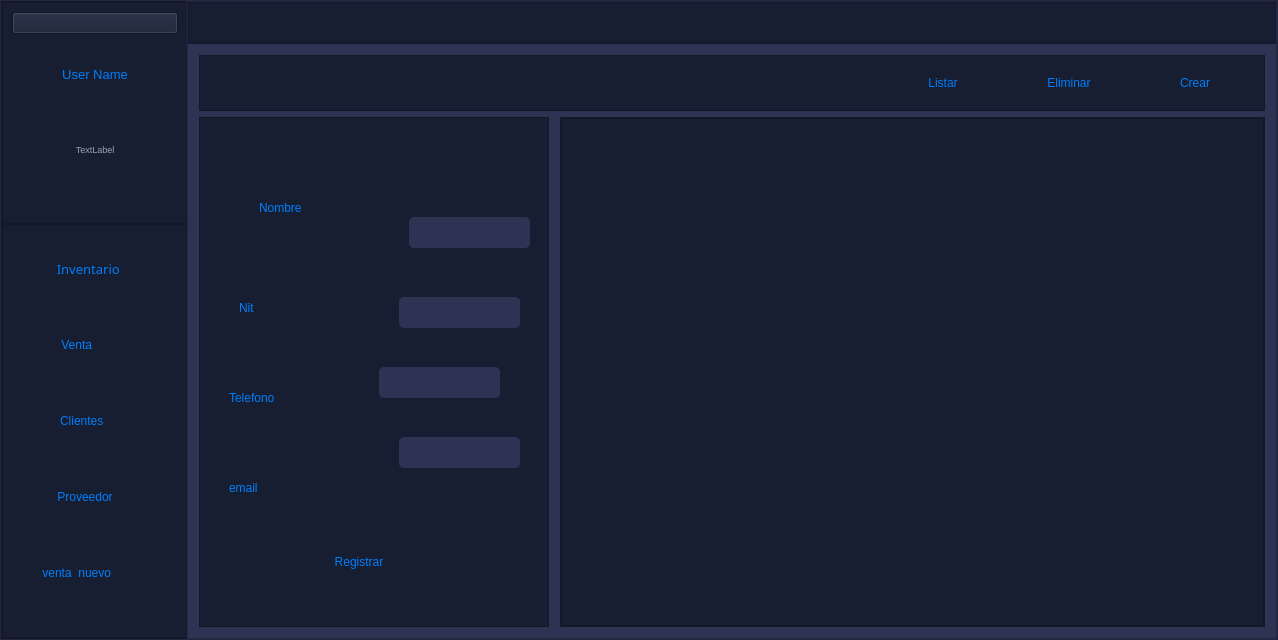
This is View/nuevo_menu.ui in DanielSajvin/Proyecto_basedatos as Qt 5 draws it before an edit. The edited form follows.
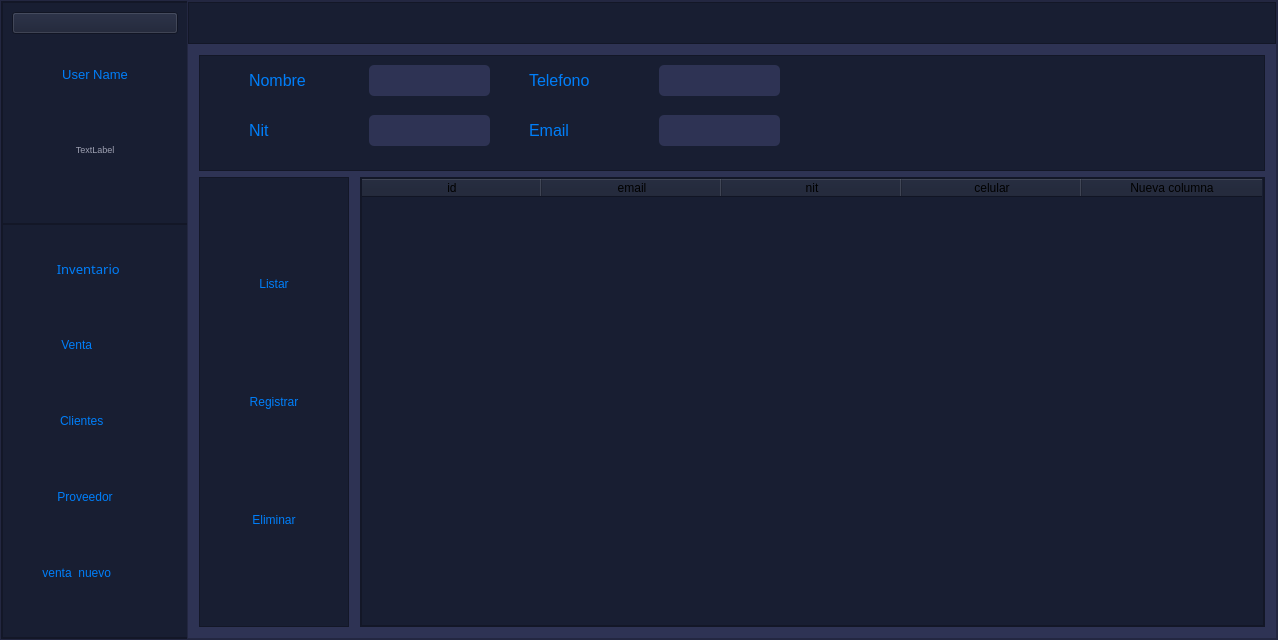
This is the edited form. The open tabs and pages were chosen to show the change. Icons and pictures are not drawn.

Commit message: nueva interfaz

The edit to the form file:
```diff
--- a/View/nuevo_menu.ui
+++ b/View/nuevo_menu.ui
@@ -1066,7 +1066,7 @@
                <widget class="QFrame" name="frame_16">
                 <property name="minimumSize">
                  <size>
-                  <width>350</width>
+                  <width>150</width>
                   <height>0</height>
                  </size>
                 </property>
@@ -1106,15 +1106,214 @@
                 <property name="frameShadow">
                  <enum>QFrame::Raised</enum>
                 </property>
+                <layout class="QVBoxLayout" name="verticalLayout_15">
+                 <item>
+                  <widget class="QPushButton" name="btn_listar_4">
+                   <property name="minimumSize">
+                    <size>
+                     <width>120</width>
+                     <height>30</height>
+                    </size>
+                   </property>
+                   <property name="text">
+                    <string>Listar</string>
+                   </property>
+                  </widget>
+                 </item>
+                 <item>
+                  <widget class="QPushButton" name="registrar_cliente">
+                   <property name="minimumSize">
+                    <size>
+                     <width>120</width>
+                     <height>30</height>
+                    </size>
+                   </property>
+                   <property name="text">
+                    <string>Registrar</string>
+                   </property>
+                  </widget>
+                 </item>
+                 <item>
+                  <widget class="QPushButton" name="btn_eliminar_cliente">
+                   <property name="minimumSize">
+                    <size>
+                     <width>120</width>
+                     <height>30</height>
+                    </size>
+                   </property>
+                   <property name="text">
+                    <string>Eliminar</string>
+                   </property>
+                  </widget>
+                 </item>
+                </layout>
+               </widget>
+              </item>
+              <item row="1" column="1" rowspan="2">
+               <widget class="QFrame" name="frame_12">
+                <property name="minimumSize">
+                 <size>
+                  <width>0</width>
+                  <height>450</height>
+                 </size>
+                </property>
+                <property name="frameShape">
+                 <enum>QFrame::StyledPanel</enum>
+                </property>
+                <property name="frameShadow">
+                 <enum>QFrame::Raised</enum>
+                </property>
+                <layout class="QVBoxLayout" name="verticalLayout_14">
+                 <property name="spacing">
+                  <number>0</number>
+                 </property>
+                 <property name="leftMargin">
+                  <number>0</number>
+                 </property>
+                 <property name="topMargin">
+                  <number>0</number>
+                 </property>
+                 <property name="rightMargin">
+                  <number>0</number>
+                 </property>
+                 <property name="bottomMargin">
+                  <number>0</number>
+                 </property>
+                 <item>
+                  <widget class="QTableWidget" name="tabla_cliente">
+                   <property name="styleSheet">
+                    <string notr="true">QHeaderView
+{
+Fondo: transparente; 
+background-color: rgb(24, 30, 50);
+border-top-left-radius:20p;
+color: rgb(0,126,249);
+font: 77 10pt &quot;Gadugi&quot;;
+}
+
+QHeaderView:hover
+{
+background-color: rgb(46, 51, 84);
+border-top-left-radius:20p;
+}
+QHeaderView:section
+{
+background-color: rgb(46, 51, 84);
+border-top-left-radius:20p;
+padding: 2px;
+font-size:11 pt;
+
+}
+QTableWidget{
+background-color: rgb(24, 30, 50);
+gridline-color: rgb(24, 30, 50);
+font-size: 11pt;
+border-top-left-radius:20p;
+color: rgb(0,126,249);
+font: 77 10pt &quot;Gadugi&quot;;
+}
+QTableWidgetQTableCornerButton::section{
+background-color: rgb(46, 51, 84);
+border: 1px solid rgb(0,126,249);
+}
+background-color: rgb(46, 51, 84);</string>
+                   </property>
+                   <attribute name="horizontalHeaderDefaultSectionSize">
+                    <number>180</number>
+                   </attribute>
+                   <column>
+                    <property name="text">
+                     <string>id</string>
+                    </property>
+                   </column>
+                   <column>
+                    <property name="text">
+                     <string>email</string>
+                    </property>
+                   </column>
+                   <column>
+                    <property name="text">
+                     <string>nit</string>
+                    </property>
+                   </column>
+                   <column>
+                    <property name="text">
+                     <string>celular</string>
+                    </property>
+                   </column>
+                   <column>
+                    <property name="text">
+                     <string>Nueva columna</string>
+                    </property>
+                   </column>
+                  </widget>
+                 </item>
+                </layout>
+               </widget>
+              </item>
+              <item row="0" column="0" colspan="2">
+               <widget class="QFrame" name="frame_17">
+                <property name="minimumSize">
+                 <size>
+                  <width>0</width>
+                  <height>25</height>
+                 </size>
+                </property>
+                <property name="maximumSize">
+                 <size>
+                  <width>16777215</width>
+                  <height>125</height>
+                 </size>
+                </property>
+                <property name="styleSheet">
+                 <string notr="true">QPushButton{
+border-top-left-radius:20p;
+color: rgb(0,126,249);
+font: 77 10pt &quot;Gadugi&quot;;
+
+border-radius: 5px;
+
+
+}
+
+QPushButton:hover{
+
+background-color: qlineargradient(spread:pad, x1:0, y1:0.505682, x2:1, y2:0.477, stop:0 rgba(11, 131, 120, 219), stop:1 rgba(85, 98, 112, 226));
+
+}
+QFrame{
+background-color: rgb(24, 30, 50);
+}
+QLabel{
+color: rgb(0,126,249);
+}
+QLineEdit{
+font: 77 10pt &quot;Gadugi&quot;;
+color: rgb(158, 161, 178);
+border-radius: 5px;
+}
+</string>
+                </property>
+                <property name="frameShape">
+                 <enum>QFrame::StyledPanel</enum>
+                </property>
+                <property name="frameShadow">
+                 <enum>QFrame::Raised</enum>
+                </property>
                 <widget class="QLabel" name="label_13">
                  <property name="geometry">
                   <rect>
-                   <x>60</x>
-                   <y>70</y>
-                   <width>101</width>
-                   <height>41</height>
+                   <x>50</x>
+                   <y>10</y>
+                   <width>121</width>
+                   <height>31</height>
                   </rect>
                  </property>
+                 <property name="font">
+                  <font>
+                   <pointsize>12</pointsize>
+                  </font>
+                 </property>
                  <property name="styleSheet">
                   <string notr="true"/>
                  </property>
@@ -1125,8 +1324,8 @@
                 <widget class="QLineEdit" name="nombre_cliente">
                  <property name="geometry">
                   <rect>
-                   <x>210</x>
-                   <y>100</y>
+                   <x>170</x>
+                   <y>10</y>
                    <width>121</width>
                    <height>31</height>
                   </rect>
@@ -1138,12 +1337,17 @@
                 <widget class="QLabel" name="label_30">
                  <property name="geometry">
                   <rect>
-                   <x>40</x>
-                   <y>170</y>
+                   <x>50</x>
+                   <y>60</y>
                    <width>101</width>
-                   <height>41</height>
+                   <height>31</height>
                   </rect>
                  </property>
+                 <property name="font">
+                  <font>
+                   <pointsize>12</pointsize>
+                  </font>
+                 </property>
                  <property name="styleSheet">
                   <string notr="true"/>
                  </property>
@@ -1154,8 +1358,8 @@
                 <widget class="QLineEdit" name="nit_cliente">
                  <property name="geometry">
                   <rect>
-                   <x>200</x>
-                   <y>180</y>
+                   <x>170</x>
+                   <y>60</y>
                    <width>121</width>
                    <height>31</height>
                   </rect>
@@ -1167,12 +1371,17 @@
                 <widget class="QLabel" name="label_31">
                  <property name="geometry">
                   <rect>
-                   <x>30</x>
-                   <y>260</y>
+                   <x>330</x>
+                   <y>10</y>
                    <width>101</width>
-                   <height>41</height>
+                   <height>31</height>
                   </rect>
                  </property>
+                 <property name="font">
+                  <font>
+                   <pointsize>12</pointsize>
+                  </font>
+                 </property>
                  <property name="styleSheet">
                   <string notr="true"/>
                  </property>
@@ -1183,8 +1392,8 @@
                 <widget class="QLineEdit" name="celular_cliente">
                  <property name="geometry">
                   <rect>
-                   <x>180</x>
-                   <y>250</y>
+                   <x>460</x>
+                   <y>10</y>
                    <width>121</width>
                    <height>31</height>
                   </rect>
@@ -1196,24 +1405,29 @@
                 <widget class="QLabel" name="label_32">
                  <property name="geometry">
                   <rect>
-                   <x>30</x>
-                   <y>350</y>
+                   <x>330</x>
+                   <y>60</y>
                    <width>101</width>
-                   <height>41</height>
+                   <height>31</height>
                   </rect>
                  </property>
+                 <property name="font">
+                  <font>
+                   <pointsize>12</pointsize>
+                  </font>
+                 </property>
                  <property name="styleSheet">
                   <string notr="true"/>
                  </property>
                  <property name="text">
-                  <string>email</string>
+                  <string>Email</string>
                  </property>
                 </widget>
                 <widget class="QLineEdit" name="email_cliente">
                  <property name="geometry">
                   <rect>
-                   <x>200</x>
-                   <y>320</y>
+                   <x>460</x>
+                   <y>60</y>
                    <width>121</width>
                    <height>31</height>
                   </rect>
@@ -1222,155 +1436,6 @@
                   <string notr="true"/>
                  </property>
                 </widget>
-                <widget class="QPushButton" name="registrar_cliente">
-                 <property name="geometry">
-                  <rect>
-                   <x>100</x>
-                   <y>430</y>
-                   <width>120</width>
-                   <height>30</height>
-                  </rect>
-                 </property>
-                 <property name="minimumSize">
-                  <size>
-                   <width>120</width>
-                   <height>30</height>
-                  </size>
-                 </property>
-                 <property name="text">
-                  <string>Registrar</string>
-                 </property>
-                </widget>
-               </widget>
-              </item>
-              <item row="1" column="1" rowspan="2">
-               <widget class="QFrame" name="frame_12">
-                <property name="minimumSize">
-                 <size>
-                  <width>0</width>
-                  <height>510</height>
-                 </size>
-                </property>
-                <property name="frameShape">
-                 <enum>QFrame::StyledPanel</enum>
-                </property>
-                <property name="frameShadow">
-                 <enum>QFrame::Raised</enum>
-                </property>
-                <layout class="QVBoxLayout" name="verticalLayout_14">
-                 <property name="spacing">
-                  <number>0</number>
-                 </property>
-                 <property name="leftMargin">
-                  <number>0</number>
-                 </property>
-                 <property name="topMargin">
-                  <number>0</number>
-                 </property>
-                 <property name="rightMargin">
-                  <number>0</number>
-                 </property>
-                 <property name="bottomMargin">
-                  <number>0</number>
-                 </property>
-                 <item>
-                  <widget class="QTableWidget" name="tableWidget_2"/>
-                 </item>
-                </layout>
-               </widget>
-              </item>
-              <item row="0" column="0" colspan="2">
-               <widget class="QFrame" name="frame_17">
-                <property name="minimumSize">
-                 <size>
-                  <width>0</width>
-                  <height>25</height>
-                 </size>
-                </property>
-                <property name="styleSheet">
-                 <string notr="true">QPushButton{
-border-top-left-radius:20p;
-color: rgb(0,126,249);
-font: 77 10pt &quot;Gadugi&quot;;
-
-border-radius: 5px;
-
-
-}
-
-QPushButton:hover{
-
-background-color: qlineargradient(spread:pad, x1:0, y1:0.505682, x2:1, y2:0.477, stop:0 rgba(11, 131, 120, 219), stop:1 rgba(85, 98, 112, 226));
-
-
-}
-QFrame{
-background-color: rgb(24, 30, 50);
-}
-QLabel{
-color: rgb(0,126,249);
-}</string>
-                </property>
-                <property name="frameShape">
-                 <enum>QFrame::StyledPanel</enum>
-                </property>
-                <property name="frameShadow">
-                 <enum>QFrame::Raised</enum>
-                </property>
-                <layout class="QHBoxLayout" name="horizontalLayout_8">
-                 <item>
-                  <spacer name="horizontalSpacer_11">
-                   <property name="orientation">
-                    <enum>Qt::Horizontal</enum>
-                   </property>
-                   <property name="sizeHint" stdset="0">
-                    <size>
-                     <width>658</width>
-                     <height>23</height>
-                    </size>
-                   </property>
-                  </spacer>
-                 </item>
-                 <item>
-                  <widget class="QPushButton" name="btn_listar_4">
-                   <property name="minimumSize">
-                    <size>
-                     <width>120</width>
-                     <height>30</height>
-                    </size>
-                   </property>
-                   <property name="text">
-                    <string>Listar</string>
-                   </property>
-                  </widget>
-                 </item>
-                 <item>
-                  <widget class="QPushButton" name="btn_eliminar_cliente">
-                   <property name="minimumSize">
-                    <size>
-                     <width>120</width>
-                     <height>30</height>
-                    </size>
-                   </property>
-                   <property name="text">
-                    <string>Eliminar</string>
-                   </property>
-                  </widget>
-                 </item>
-                 <item>
-                  <widget class="QPushButton" name="btn_crear_4">
-                   <property name="minimumSize">
-                    <size>
-                     <width>120</width>
-                     <height>30</height>
-                    </size>
-                   </property>
-                   <property name="text">
-                    <string>Crear</string>
-                   </property>
-                  </widget>
-                 </item>
-                </layout>
                </widget>
               </item>
              </layout>
```
Left out of the diff: 2 changed lines with no effect on the pictures. The commit also changes 8 other files.
